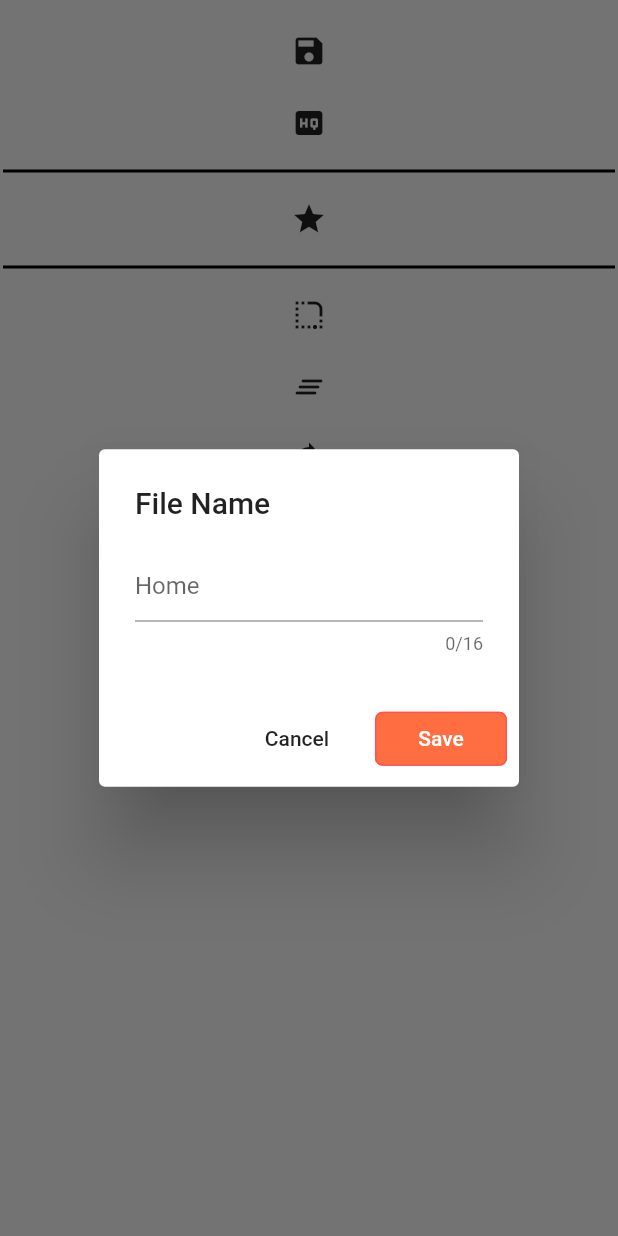
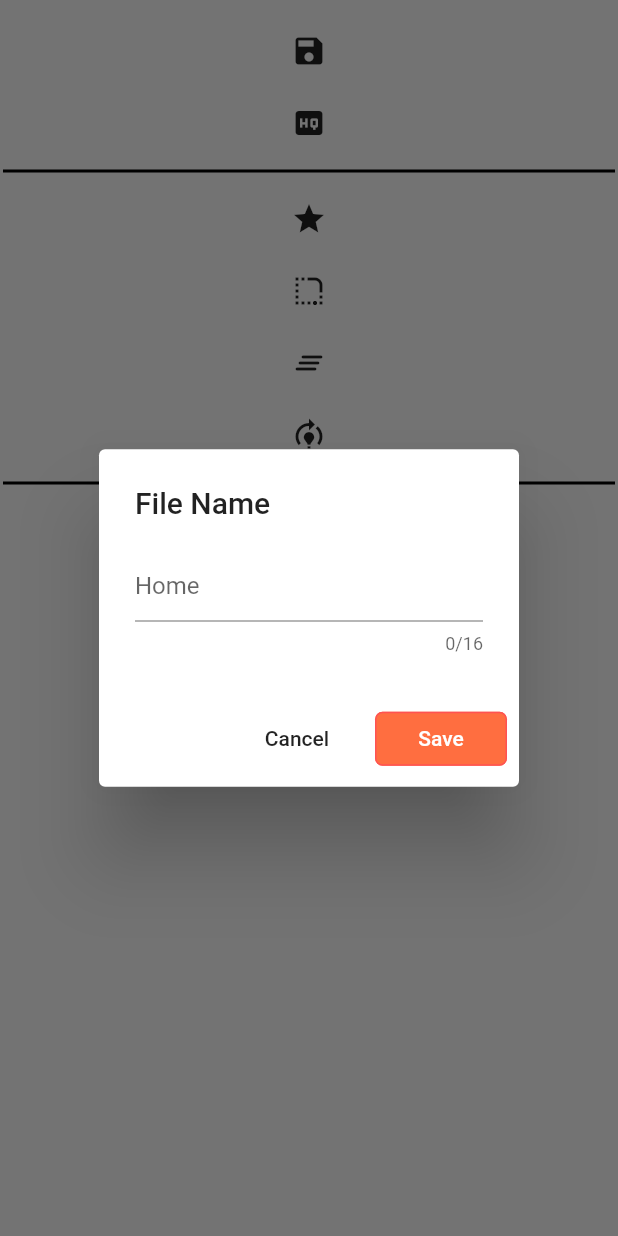
Before and after one commit to yeasin50/Flutter-Painter, a Flutter app: the MenuHolder widget shown alone on an empty page, opened directly, after a tap on the "star outline" icon, after a tap on the "save" icon, on a phone screen of 412 x 824 dp. Run offline on Flutter 3.47's test engine with Material 2 defaults, Android fonts, the phone set to English and light mode, and no system bars; our stand-ins replace flutter_colorpicker, image_gallery_saver, permission_handler; statements that could not run were skipped.

Commit message:
popUpMenu

```diff
--- a/lib/main.dart
+++ b/lib/main.dart
@@ -85,8 +85,8 @@ class _HomepageState extends State {
     // print(width.toString() + "height " + width.toString());
     return Scaffold(
       resizeToAvoidBottomInset: false,
-      body: buildBodyStack(height, width),
-      // body: TestDemo(),
+      // body: buildBodyStack(height, width),
+      body: TestDemo(),
     );
   }
 
--- a/lib/menu/menuHolder.dart
+++ b/lib/menu/menuHolder.dart
@@ -9,7 +9,9 @@ class MenuHolder extends StatefulWidget {
   @override
   _MenuHolderState createState() => _MenuHolderState();
 }
+// enum strokeType{
 
+//   }
 class _MenuHolderState extends State<MenuHolder> {
   final errMsg = "Please name your Drawing before save";
   nevigateToSave() {
@@ -68,6 +70,7 @@ class _MenuHolderState extends State<MenuHolder> {
             ));
   }
 
+
   @override
   Widget build(BuildContext context) {
     return Column(
@@ -99,23 +102,17 @@ class _MenuHolderState extends State<MenuHolder> {
         ),
         //Strockecap
         Tooltip(
-          message: "Star",
+          message: "BlendMode",
           child: IconButton(
             icon:
-                Constants.isStar ? Icon(Icons.star) : Icon(Icons.star_outline),
+                Constants.isAntiAlias ? Icon(Icons.star) : Icon(Icons.star_outline),
             onPressed: () {
               setState(() {
-                Constants.isStar = !Constants.isStar;
-                log(Constants.isStar.toString());
+                Constants.isAntiAlias = !Constants.isAntiAlias;
+                log(Constants.isAntiAlias.toString());
               });
             },
           ),
-        ),
-        Divider(
-          thickness: 2,
-          color: Colors.black,
-          endIndent: 2,
-          indent: 2,
         ),
 
         //Strockecap
@@ -140,6 +137,14 @@ class _MenuHolderState extends State<MenuHolder> {
           icon: Icon(Icons.model_training),
           onPressed: () {},
         ),
+
+         Divider(
+          thickness: 2,
+          color: Colors.black,
+          endIndent: 2,
+          indent: 2,
+        ),
+
         IconButton(
           icon: Icon(Icons.zoom_out_map_outlined),
           onPressed: () {},
--- a/lib/widget/FixedPackage.dart/constants.dart
+++ b/lib/widget/FixedPackage.dart/constants.dart
@@ -1,9 +1,18 @@
 import 'dart:typed_data';
 
 import 'package:flutter/cupertino.dart';
+import 'package:flutter/material.dart';
 
 class Constants {
   static GlobalKey globalKey;
   static Uint8List tempImg;
-  static bool isStar=false;
+  static bool isAntiAlias = false;
+
+  // static get getStrokeCap(){}
+  static gShowDialog(BuildContext context, List<Widget> childrens) {
+    showDialog(
+      context: context,
+      builder: (context) => AlertDialog(),
+    );
+  }
 }
```
Also changed, not shown: lib/strokeCapChooser.dart (added, +63 -0 lines), lib/testFile.dart (+67 -63 lines).
